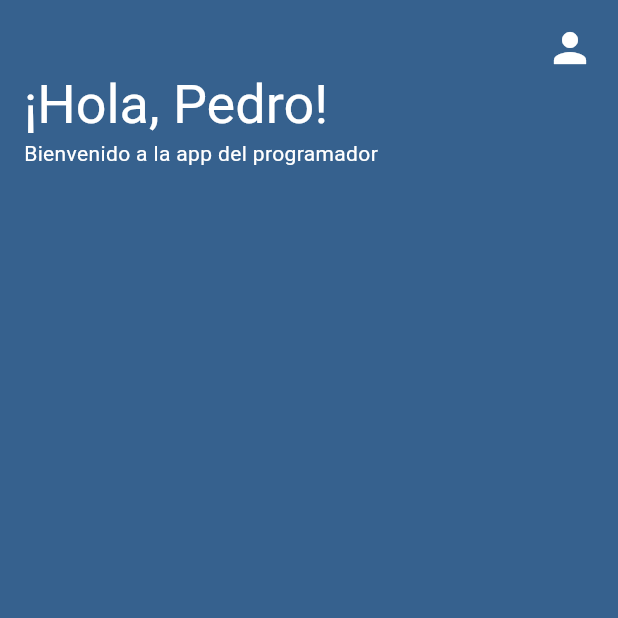
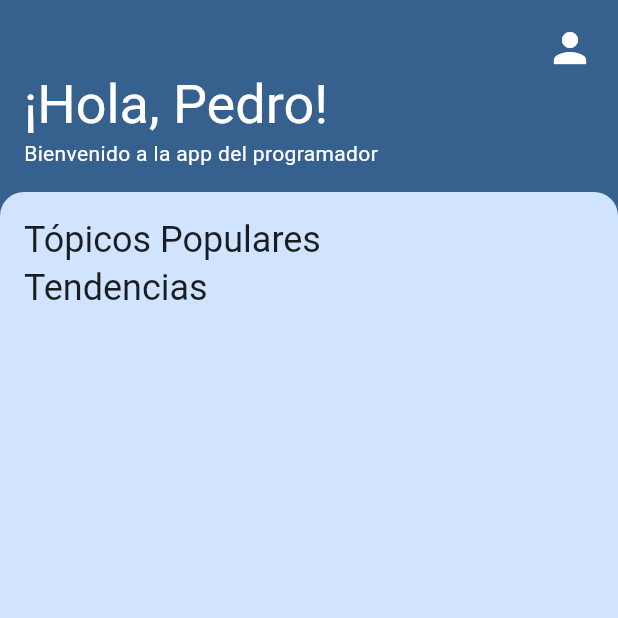
Before and after one commit to DazaTovarJ/programmer_app, a Flutter app: the screen it shows after launch, on a phone screen of 412 x 824 dp, the top half of it. Run offline on Flutter 3.47's test engine with Material 2 defaults, Android fonts, the phone set to English and light mode, and no system bars.

Commit message:
feat(app): Create main content container

```diff
--- a/lib/main.dart
+++ b/lib/main.dart
@@ -81,6 +81,34 @@ class HomePage extends StatelessWidget {
                   style: textStyle,
                 ),
               ),
+              Expanded(
+                child: Container(
+                  padding: const EdgeInsets.all(16.0),
+                  width: MediaQuery.of(context)
+                      .size
+                      .width, // Comentar al terminar de co
+                  decoration: BoxDecoration(
+                    color: theme.colorScheme.primaryContainer,
+                    borderRadius: const BorderRadius.only(
+                      topLeft: Radius.circular(16.0),
+                      topRight: Radius.circular(16.0),
+                    ),
+                  ),
+                  child: Column(
+                    crossAxisAlignment: CrossAxisAlignment.start,
+                    children: [
+                      Text(
+                        "Tópicos Populares",
+                        style: theme.textTheme.headlineSmall,
+                      ),
+                      Text(
+                        "Tendencias",
+                        style: theme.textTheme.headlineSmall,
+                      ),
+                    ],
+                  ),
+                ),
+              ),
             ],
           ),
         ),
```
